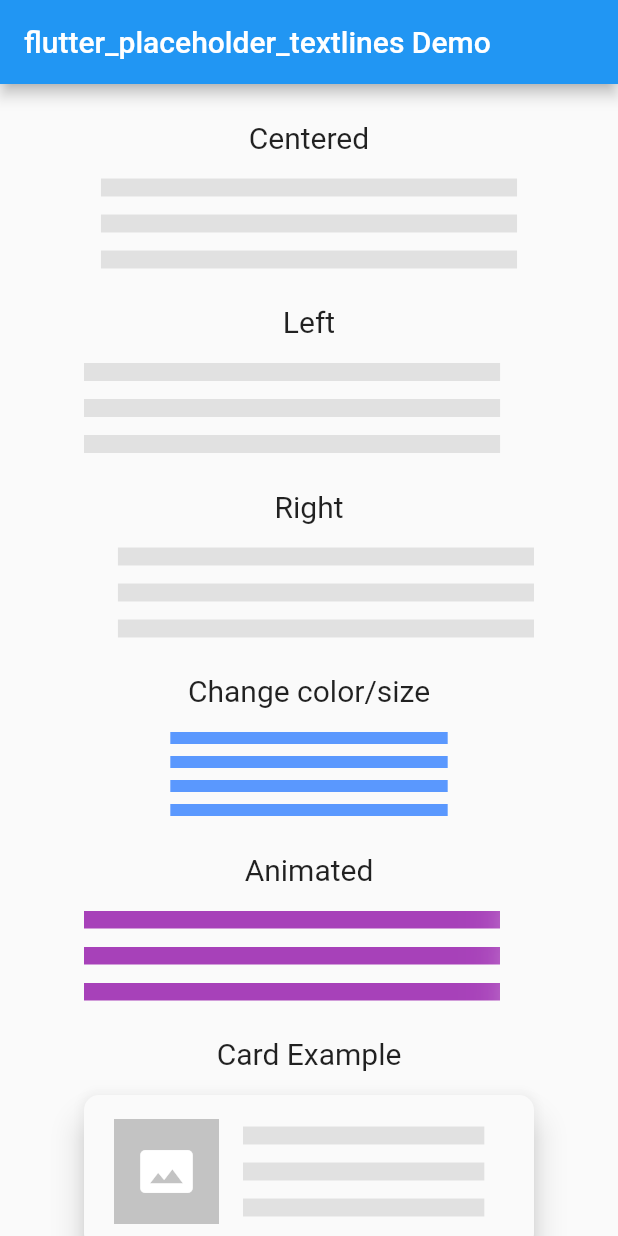
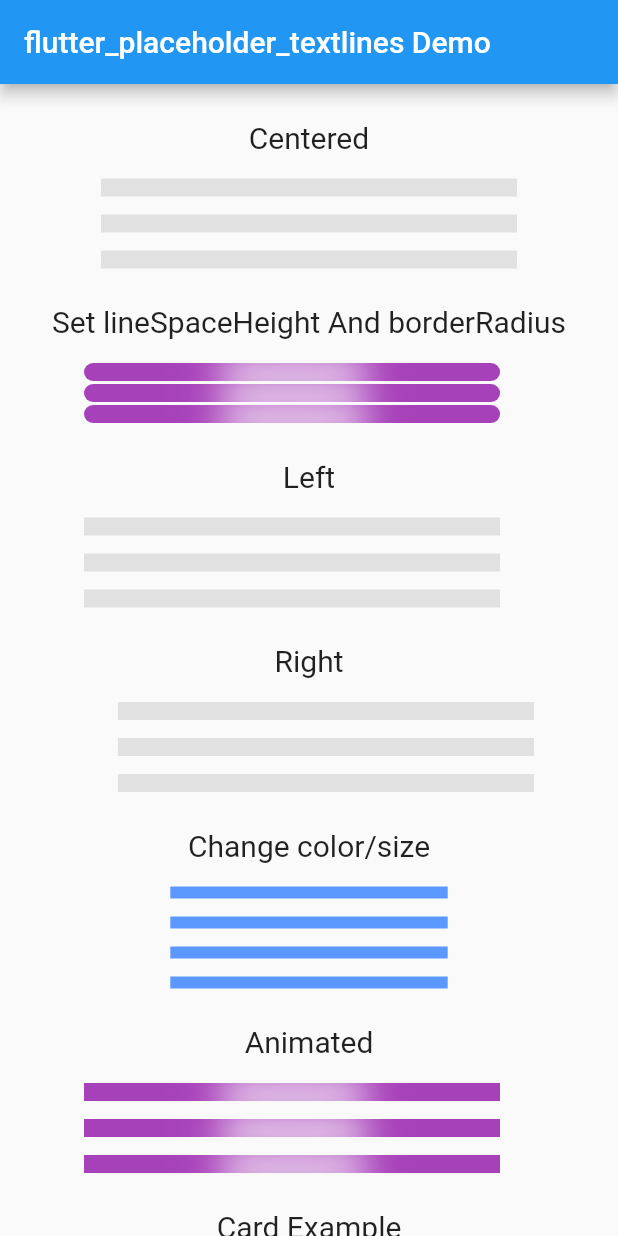
Before and after one commit to victorevox/flutter_placeholder_textlines, a Flutter app: the screen it shows after launch, on a phone screen of 412 x 824 dp. Run offline on Flutter 3.47's test engine with Material 2 defaults, Android fonts, the phone set to English and light mode, and no system bars.

Commit message:
support null safety. Added property is borderRadius or lineSpaceHeight.

```diff
--- a/example/lib/main.dart
+++ b/example/lib/main.dart
@@ -19,7 +19,7 @@ class MyApp extends StatelessWidget {
 }
 
 class MyHomePage extends StatefulWidget {
-  MyHomePage({Key key, this.title}) : super(key: key);
+  MyHomePage({Key? key, required this.title}) : super(key: key);
 
   final String title;
 
@@ -43,6 +43,8 @@ class _MyHomePageState extends State<MyHomePage> {
                 children: <Widget>[
                   _buildSubtitle("Centered"),
                   _buildSimpleTextPlaceholder(TextAlign.center),
+                  _buildSubtitle("Set lineSpaceHeight And borderRadius"),
+                  _buildLineSpaceHeightAndRadius(),
                   _buildSubtitle("Left"),
                   _buildSimpleTextPlaceholder(TextAlign.left),
                   _buildSubtitle("Right"),
@@ -138,11 +140,24 @@ class _MyHomePageState extends State<MyHomePage> {
       ),
     );
   }
+
+  Widget _buildLineSpaceHeightAndRadius() {
+    return Container(
+      width: 300,
+      child: PlaceholderLines(
+        count: 3,
+        animate: true,
+        color: Colors.purple,
+        lineSpaceHeight: 2,
+        borderRadius: BorderRadius.circular(8.0),
+      ),
+    );
+  }
 }
 
 class AnimatedWrapper extends StatefulWidget {
   const AnimatedWrapper({
-    Key key,
+    Key? key,
   }) : super(key: key);
 
   @override
@@ -154,15 +169,8 @@ class _AnimatedWrapperState extends State<AnimatedWrapper> {
   @override
   void initState() {
     super.initState();
-    _changeState();
   }
 
-  _changeState() {
-    setState(() {
-      _animated = !_animated;
-    });
-    Future.delayed(Duration(seconds: 5)).then((_) => _changeState());
-  }
 
   @override
   Widget build(BuildContext context) {
@@ -170,7 +178,7 @@ class _AnimatedWrapperState extends State<AnimatedWrapper> {
       width: 300,
       child: PlaceholderLines(
         count: 3,
-        animate: _animated,
+        animate: true,
         color: Colors.purple,
       ),
     );
--- a/example/pubspec.yaml
+++ b/example/pubspec.yaml
@@ -14,7 +14,7 @@ description: A new Flutter project.
 version: 1.0.0+1
 
 environment:
-  sdk: ">=2.1.0 <3.0.0"
+  sdk: ">=2.15.0 <3.0.0"
 
 dependencies:
   flutter:
--- a/lib/placeholder_lines.dart
+++ b/lib/placeholder_lines.dart
@@ -1,5 +1,4 @@
 import 'dart:math';
-
 import 'package:flutter/widgets.dart';
 
 class PlaceholderLines extends StatefulWidget {
@@ -32,6 +31,9 @@ class PlaceholderLines extends StatefulWidget {
   /// Defines the line `height`
   /// defaults to [12]
   final double lineHeight;
+  final double lineSpaceHeight;
+
+  final BorderRadius borderRadius;
 
   /// if [true], plays a nice animation of an overlay
   final bool animate;
@@ -57,15 +59,15 @@ class PlaceholderLines extends StatefulWidget {
     this.maxWidth = .95,
     this.minWidth = .72,
     this.lineHeight = 12,
+    this.lineSpaceHeight = 12,
+    this.borderRadius = BorderRadius.zero,
     this.animate = false,
     this.customAnimationOverlay,
     this.animationOverlayColor,
     this.rebuildOnStateChange = false,
-  })  : assert(count is int),
+  })  :
         assert(minOpacity <= 1 && maxOpacity <= 1),
         assert(minWidth <= 1 && maxWidth <= 1),
-        assert(minOpacity is double),
-        assert(maxOpacity is double),
         assert(minOpacity <= maxOpacity),
         super(key: key);
 
@@ -81,17 +83,14 @@ class _PlaceholderLinesState extends State<PlaceholderLines>
 
   double get _randomSeed => Random().nextDouble();
 
+  bool _disposed = false;
+
   @override
   void didUpdateWidget(PlaceholderLines oldWidget) {
     if (oldWidget.animate != widget.animate) {
       if (widget.animate) {
-        // _setupAnimation();
         _animationController.forward();
       } else {
-        // if(_animationController != null) {
-        //   _animationController.dispose();
-        //   _animationController = null;
-        // }
         _animationController.stop();
       }
     }
@@ -100,36 +99,38 @@ class _PlaceholderLinesState extends State<PlaceholderLines>
 
   @override
   void initState() {
-    _seeds = List.filled(widget.count, 0).asMap().map((index, _) {
+    _seeds = List.filled(widget.count, null, growable: false)
+        .asMap()
+        .map((index, _) {
       return MapEntry(index, _randomSeed);
     });
 
     _animationController = AnimationController(
       vsync: this,
-      duration: Duration(seconds: 1),
+      duration: const Duration(seconds: 1),
     );
 
-    WidgetsFlutterBinding.ensureInitialized();
-    WidgetsBinding.instance!.addPostFrameCallback(_setupAnimation);
-    // if(widget.animate) {
-    // }
+    WidgetsBinding.instance?.addPostFrameCallback(_setupAnimation);
+
     super.initState();
   }
 
   void _setupAnimation([Duration? _]) {
-    if(!mounted) return;
-
-    final RenderBox? renderO = context.findRenderObject() as RenderBox;
-
-    if (renderO == null) {
-      throw Exception(
-          "RenderBox not found -- could not calculate BoxConstraints for "
-          "placeholder_lines");
+    // ignore: unnecessary_null_comparison
+    if (context == null) {
+      if (!_disposed) {
+        Future.delayed(const Duration(seconds: 1)).then(
+              (__) => _setupAnimation(_),
+        );
+      }
+      return;
     }
 
-    final BoxConstraints constraints = renderO.constraints;
-    final double maxWidth = _getMaxConstrainedWidth(constraints);
-    final CurvedAnimation curvedAnimation = CurvedAnimation(
+    final renderO = context.findRenderObject();
+    // ignore: invalid_use_of_protected_member
+    final constraints = renderO?.constraints as BoxConstraints;
+    final maxWidth = _getMaxConstrainedWidth(constraints);
+    final curvedAnimation = CurvedAnimation(
       curve: Curves.easeIn,
       reverseCurve: Curves.easeInOut,
       parent: _animationController,
@@ -155,16 +156,16 @@ class _PlaceholderLinesState extends State<PlaceholderLines>
 
   @override
   Widget build(BuildContext context) {
-    CrossAxisAlignment _alignment = this.widget.align == TextAlign.left
+    var _alignment = widget.align == TextAlign.left
         ? CrossAxisAlignment.start
-        : this.widget.align == TextAlign.right
+        : widget.align == TextAlign.right
         ? CrossAxisAlignment.end
-            : this.widget.align == TextAlign.center
+        : widget.align == TextAlign.center
         ? CrossAxisAlignment.center
         : CrossAxisAlignment.baseline;
     return LayoutBuilder(
       builder: (context, constraints) {
-        return Container(
+        return SizedBox(
           width: constraints.maxWidth,
           child: Column(
             mainAxisSize: MainAxisSize.min,
@@ -177,16 +178,16 @@ class _PlaceholderLinesState extends State<PlaceholderLines>
   }
 
   List<Widget> _buildLines(BoxConstraints constraints) {
-    List<Widget> list = [];
+    var list = <Widget>[];
     for (var i = 0; i < widget.count; i++) {
-      double _random = widget.rebuildOnStateChange ? _randomSeed : _seeds[i]!;
-      double _opacity = (widget.maxOpacity -
+      var _random = (widget.rebuildOnStateChange ? _randomSeed : _seeds[i])!;
+      var _opacity = (widget.maxOpacity -
           ((widget.maxOpacity - widget.minOpacity) * _random))
           .abs();
       // double realMaxWidth = constraints.maxWidth;
-      double constrainedMaxWidth = _getMaxConstrainedWidth(constraints);
-      double constrainedMinWidth = _getMinConstrainedWidth(constraints);
-      double _width = (constrainedMaxWidth -
+      var constrainedMaxWidth = _getMaxConstrainedWidth(constraints);
+      var constrainedMinWidth = _getMinConstrainedWidth(constraints);
+      var _width = (constrainedMaxWidth -
           ((constrainedMaxWidth - constrainedMinWidth) * _random))
           .abs();
       final Widget staticWidget = Container(
@@ -197,18 +198,16 @@ class _PlaceholderLinesState extends State<PlaceholderLines>
         ),
       );
       list.add(
-        AnimatedSwitcher(duration: Duration(milliseconds: 400),child: _animation != null && widget.animate == true
+        _animation != null && widget.animate == true
             ? AnimatedBuilder(
           animation: _animation!,
-                child: staticWidget,
           builder: (context, child) {
-                  return Container(
-                    // decoration: BoxDecoration(color: Colors.purple),
-                    child: ClipRect(
+            return ClipRRect(
+              borderRadius: widget.borderRadius,
               child: Stack(
-                        clipBehavior: Clip.antiAlias,
+                clipBehavior: Clip.hardEdge,
                 children: <Widget>[
-                          if (child != null) child,
+                  child!,
                   Transform.translate(
                     offset: Offset(_animation!.value.left, 0),
                     child: widget.customAnimationOverlay ??
@@ -219,26 +218,27 @@ class _PlaceholderLinesState extends State<PlaceholderLines>
                             BoxShadow(
                                 blurRadius: 18,
                                 color: widget.animationOverlayColor ??
-                                            Color(0xFFFFFFFF),
-                                        offset: Offset(4, 3)),
+                                    const Color(0xFFFFFFFF),
+                                offset: const Offset(4, 3)),
                             BoxShadow(
                                 blurRadius: 28,
                                 color: widget.animationOverlayColor ??
-                                            Color(0xFFFFFFFF),
-                                        offset: Offset(1, 3)),
+                                    const Color(0xFFFFFFFF),
+                                offset: const Offset(1, 3)),
                           ]),
                         ),
                   )
                 ],
               ),
-                    ),
             );
-                },)
-            : staticWidget,),
+          },
+          child: staticWidget,
+        )
+            : staticWidget,
       );
       if (i < widget.count - 1) {
         list.add(SizedBox(
-          height: widget.lineHeight,
+          height: widget.lineSpaceHeight,
         ));
       }
     }
@@ -246,17 +246,18 @@ class _PlaceholderLinesState extends State<PlaceholderLines>
   }
 
   double _getMaxConstrainedWidth(BoxConstraints constraints) {
-    double realMaxWidth = constraints.maxWidth;
+    var realMaxWidth = constraints.maxWidth;
     return realMaxWidth * widget.maxWidth;
   }
 
   double _getMinConstrainedWidth(BoxConstraints constraints) {
-    double realMaxWidth = constraints.maxWidth;
+    var realMaxWidth = constraints.maxWidth;
     return realMaxWidth * widget.minWidth;
   }
 
   @override
   void dispose() {
+    _disposed = true;
     _animationController.dispose();
     super.dispose();
   }
```
Also changed, not shown: example/pubspec.lock, 16 other files. Lines whose indentation alone changed are shown as unchanged.
